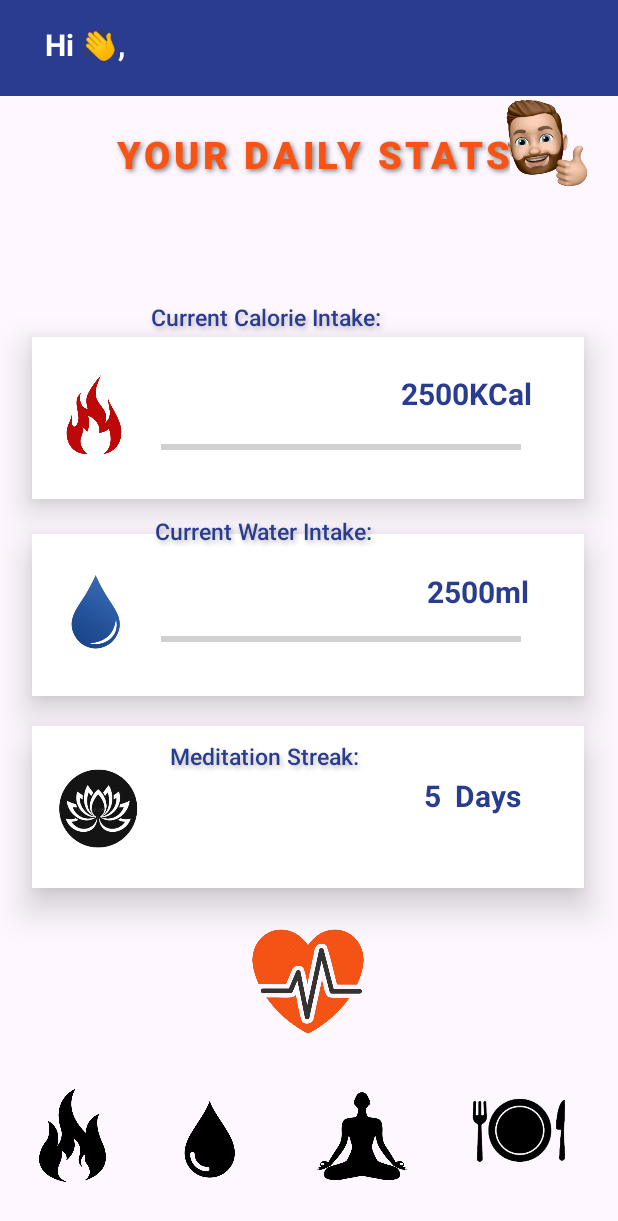
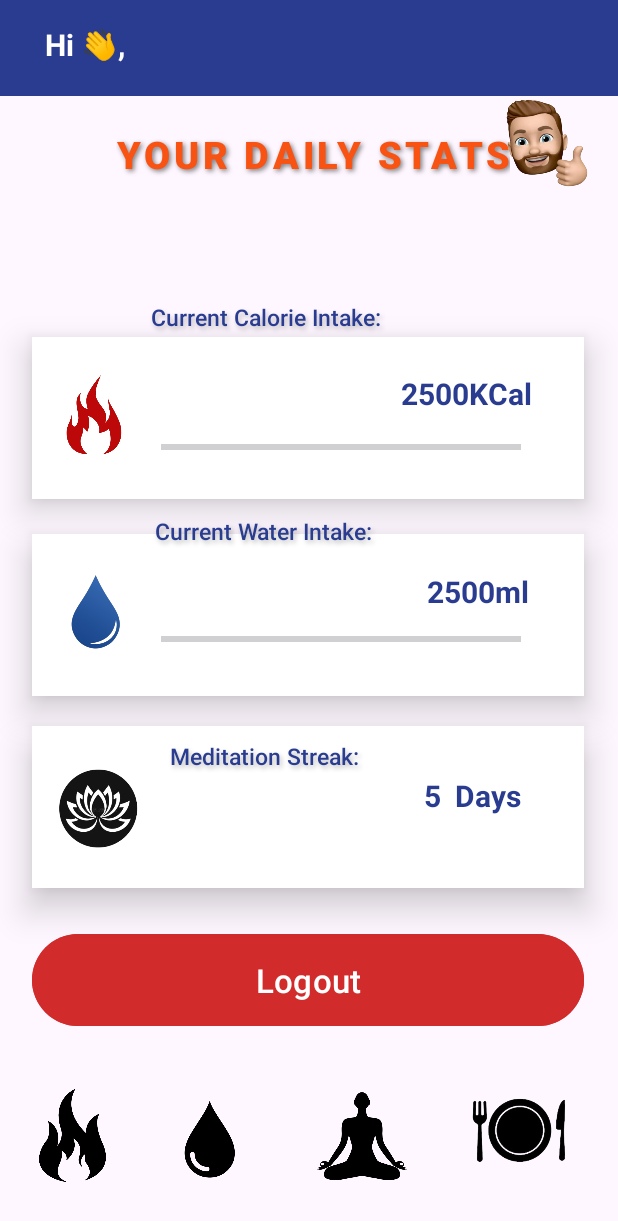
Before and after one commit to Mufli-Mohideen/FitTrack, an Android app: the MainActivity screen opened directly, with no data from a screen before it, on a phone screen of 412 x 824 dp. Shown: the top 1221 px of the screen. Run offline under Robolectric (Android 15) with nearby library versions, the phone set to English and light mode, and no system bars.

Commit message:
Logout button added

```diff
--- a/app/src/main/java/com/example/myapplication/MainActivity.java
+++ b/app/src/main/java/com/example/myapplication/MainActivity.java
@@ -5,6 +5,7 @@ import androidx.appcompat.app.AppCompatActivity;
 import android.content.Intent;
 import android.os.Bundle;
 import android.view.View;
+import android.widget.Button;
 import android.widget.ImageView;
 import android.widget.ProgressBar;
 import android.widget.TextView;
@@ -14,6 +15,7 @@ public class MainActivity extends AppCompatActivity {
     private TextView mainName,mainCalory, mainWaterLevel, mainDayCount;
     private ProgressBar progressBarCalories,progressBarWater;
     private ImageView btnViewCalorie,btnViewWaterIntake,btnViewMeditation,btnFoodSuggest;
+    private Button btnLogout;
     @Override
     protected void onCreate(Bundle savedInstanceState) {
         super.onCreate(savedInstanceState);
@@ -29,6 +31,8 @@ public class MainActivity extends AppCompatActivity {
         btnViewWaterIntake = findViewById(R.id.btnViewWaterIntake);
         btnViewMeditation = findViewById(R.id.btnViewMeditation);
         btnFoodSuggest = findViewById(R.id.btnFoodSuggest);
+        btnLogout = findViewById(R.id.btnLogout);
+
 
         Intent intent = getIntent();
         int userId = intent.getIntExtra("userId", -1);
@@ -98,6 +102,21 @@ public class MainActivity extends AppCompatActivity {
             }
         });
 
+        btnLogout.setOnClickListener(new View.OnClickListener() {
+            @Override
+            public void onClick(View v) {
+                getSharedPreferences("UserSession", MODE_PRIVATE)
+                        .edit()
+                        .clear()
+                        .apply();
+
+                Intent intent = new Intent(MainActivity.this, LoginActivity.class);
+                intent.setFlags(Intent.FLAG_ACTIVITY_CLEAR_TOP | Intent.FLAG_ACTIVITY_NEW_TASK | Intent.FLAG_ACTIVITY_CLEAR_TASK);
+                startActivity(intent);
+                finish();
+            }
+        });
+
 
 
     }
--- a/app/src/main/java/com/example/myapplication/RecipeAdapter.java
+++ b/app/src/main/java/com/example/myapplication/RecipeAdapter.java
@@ -10,7 +10,6 @@ import android.net.Uri;
 
 
 import androidx.recyclerview.widget.RecyclerView;
-
 import com.squareup.picasso.Picasso;
 
 import java.util.List;
--- a/app/src/main/res/layout/activity_food_suggest.xml
+++ b/app/src/main/res/layout/activity_food_suggest.xml
@@ -30,7 +30,7 @@
 
     <!-- Back Arrow Image -->
     <ImageView
-        android:id="@+id/imageView4"
+        android:id="@+id/btnBackF"
         android:layout_width="39dp"
         android:layout_height="41dp"
         app:layout_constraintBottom_toBottomOf="parent"
--- a/app/src/main/res/layout/activity_main.xml
+++ b/app/src/main/res/layout/activity_main.xml
@@ -5,6 +5,22 @@
     android:layout_width="match_parent"
     android:layout_height="match_parent"
     tools:context=".MainActivity">
+
+    <Button
+        android:id="@+id/btnLogout"
+        android:layout_width="368dp"
+        android:layout_height="69dp"
+        android:layout_marginBottom="136dp"
+        android:backgroundTint="#D22B2B"
+        android:elevation="8dp"
+        android:padding="8dp"
+        android:text="Logout"
+        android:textColor="#FFFFFF"
+        android:textSize="22dp"
+        app:layout_constraintBottom_toBottomOf="parent"
+        app:layout_constraintEnd_toEndOf="parent"
+        app:layout_constraintHorizontal_bias="0.488"
+        app:layout_constraintStart_toStartOf="parent" />
 
     <TextView
         android:id="@+id/textView14"
@@ -333,23 +349,6 @@
         app:srcCompat="@drawable/appleuser2" />
 
     <ImageView
-        android:id="@+id/imageView8"
-        android:layout_width="76dp"
-        android:layout_height="123dp"
-        android:layout_marginBottom="108dp"
-        app:layout_constraintBottom_toBottomOf="parent"
-        app:layout_constraintEnd_toEndOf="parent"
-        app:layout_constraintHorizontal_bias="0.498"
-        app:layout_constraintStart_toStartOf="parent"
-        android:shadowColor="#80000000"
-        android:shadowDx="2"
-        android:shadowDy="4"
-        android:shadowRadius="6"
-        app:srcCompat="@drawable/heart"
-        android:elevation="20dp"
-        />
-
-    <ImageView
         android:id="@+id/btnFoodSuggest"
         android:layout_width="101dp"
         android:layout_height="110dp"
```
Also changed, not shown: app/src/main/java/com/example/myapplication/RecipeDetailsActivity.java (+27 -0 lines).
